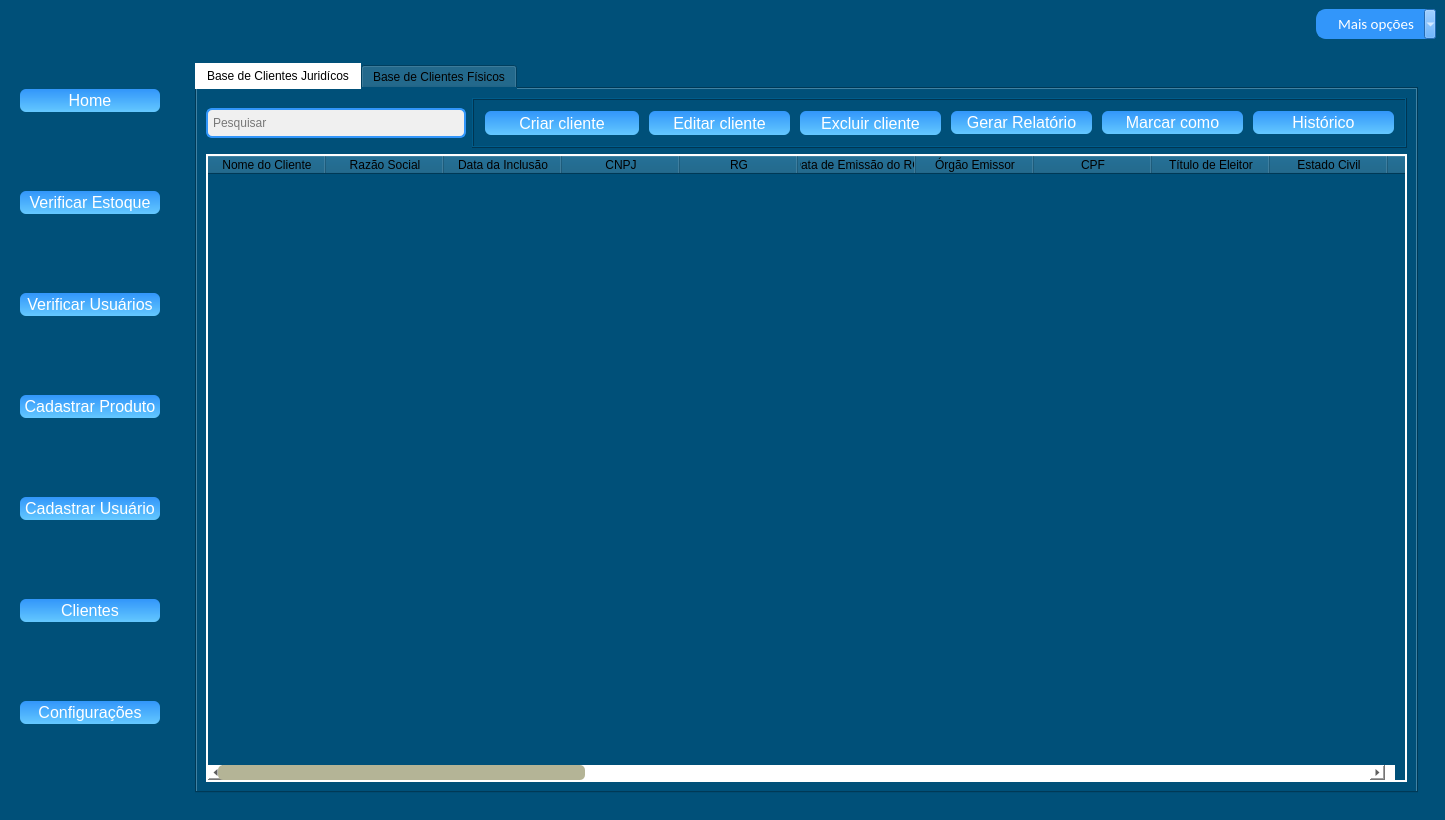
First picture: the form in novamaine.ui, repository KevenLucas025/ProjetoERP, before the edit.
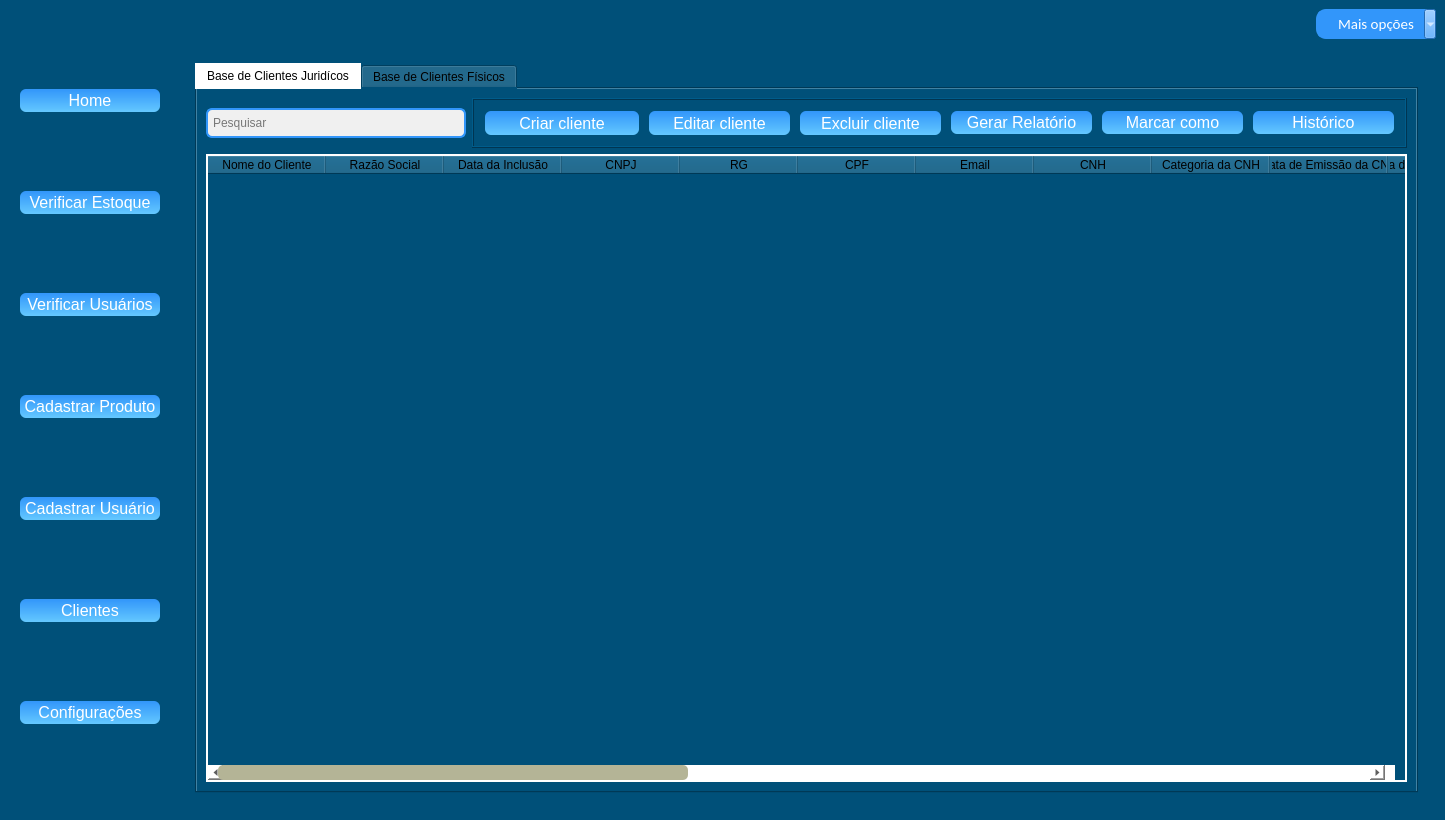
Second picture: the form after the edit. The open tabs and pages were chosen to show the change. Icons and pictures are not drawn.

Diff of the .ui file:
```diff
--- a/novamaine.ui
+++ b/novamaine.ui
@@ -6392,16 +6392,6 @@
                    <string>RG</string>
                   </property>
                  </column>
-                 <column>
-                  <property name="text">
-                   <string>Data de Emissão do RG</string>
-                  </property>
-                 </column>
-                 <column>
-                  <property name="text">
-                   <string>Órgão Emissor</string>
-                  </property>
-                 </column>
                  <column>
                   <property name="text">
                    <string>CPF</string>
@@ -6409,12 +6399,7 @@
                  </column>
                  <column>
                   <property name="text">
-                   <string>Título de Eleitor</string>
-                  </property>
-                 </column>
-                 <column>
-                  <property name="text">
-                   <string>Estado Civil</string>
+                   <string>Email</string>
                   </property>
                  </column>
                  <column>
@@ -6437,26 +6422,6 @@
                    <string>Data de Vencimento da CNH</string>
                   </property>
                  </column>
-                 <column>
-                  <property name="text">
-                   <string>Data de Nascimento</string>
-                  </property>
-                 </column>
-                 <column>
-                  <property name="text">
-                   <string>Nome do Representante Legal</string>
-                  </property>
-                 </column>
-                 <column>
-                  <property name="text">
-                   <string>CPF do Representante Legal</string>
-                  </property>
-                 </column>
-                 <column>
-                  <property name="text">
-                   <string>RG do Representante Legal</string>
-                  </property>
-                 </column>
                  <column>
                   <property name="text">
                    <string>Telefone</string>
```
